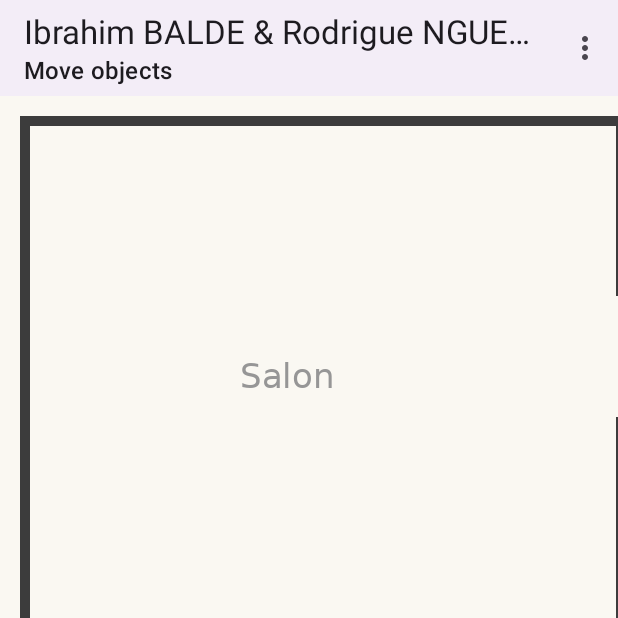
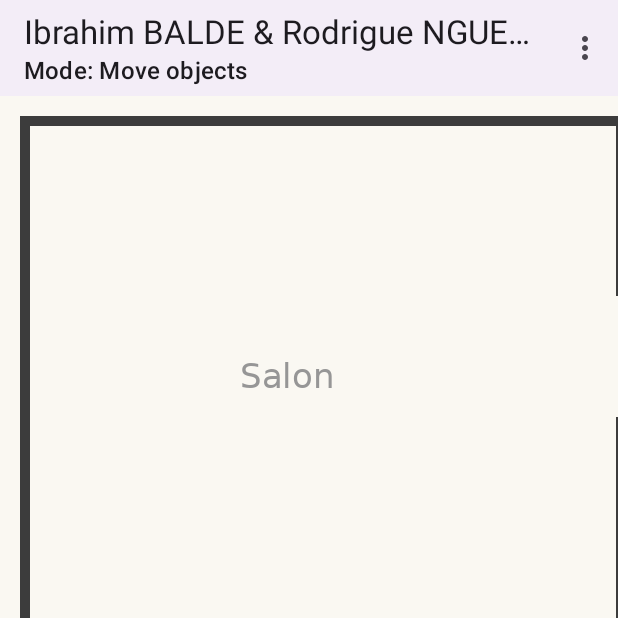
Before and after one commit to Ibrahim41926/networkbn, an Android app: the screen it shows after launch (MainActivity), on a phone screen of 412 x 824 dp, the top half of it. Run offline under Robolectric (Android 15) with nearby library versions, the phone set to English and light mode, and no system bars.

Commit message:
Ajout du préfixe Mode: a laffichage du mode d'edition

```diff
--- a/app/src/main/java/fr/istic/mob/networkBN/MainActivity.kt
+++ b/app/src/main/java/fr/istic/mob/networkBN/MainActivity.kt
@@ -77,7 +77,8 @@ class MainActivity : AppCompatActivity() {
         viewModel.grapheObservable.observe(this) { vueGraphe.graphe = it }
         viewModel.connexionProvisoire.observe(this) { vueGraphe.connexionProvisoire = it }
         viewModel.mode.observe(this) { mode ->
-            barreOutils.subtitle = getString(libelleMode(mode))
+            barreOutils.subtitle = getString(R.string.sous_titre_mode, getString(libelleMode(mode)))
+
             invalidateOptionsMenu()
         }
     }
--- a/app/src/main/res/values/strings.xml
+++ b/app/src/main/res/values/strings.xml
@@ -3,6 +3,7 @@
 
     <!-- Titre de la barre du haut : noms du binôme (voir Auteurs.kt). -->
     <string name="titre_binome" translatable="false">%1$s %2$s &amp; %3$s %4$s</string>
+    <string name="sous_titre_mode">Mode: %1$s</string>
 
     <string name="mode_ajout_objet">Add objects</string>
     <string name="mode_ajout_connexion">Add connections</string>
```
Also changed, not shown: 1 other file.
